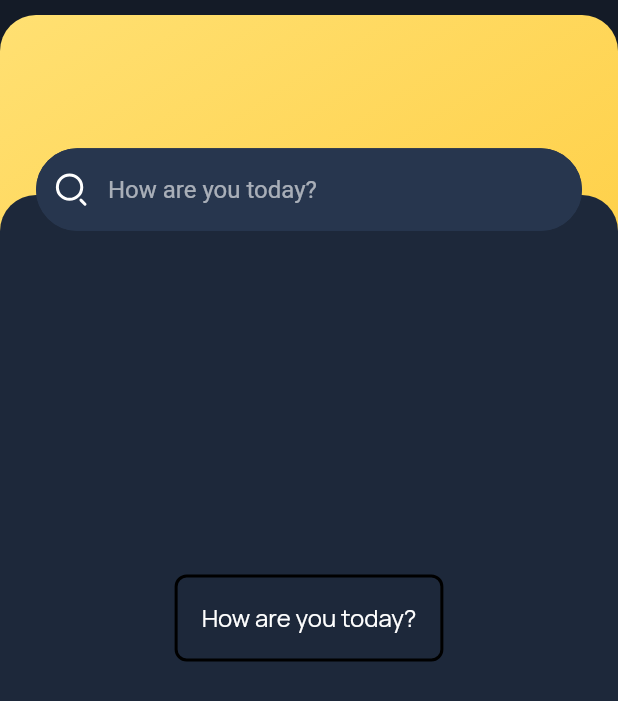
After one commit to fhihung/PTTKTPM_N01_Project_1_PhenikaaCampus, a Flutter app: the NewPostsList screen opened directly, on a phone screen of 412 x 824 dp. The commit adds this screen. Shown: the top 701 px of the screen. Run offline on Flutter 3.47's test engine with Material 2 defaults, Android fonts, the phone set to English and light mode, and no system bars; our stand-ins replace appwrite, carousel_slider, flutter_riverpod, flutter_svg, fpdart, google_fonts and 3 more; missing offline and left inert: any_link_preview, image_picker_android, image_picker_platform_interface, zoom_widget; statements that could not run were skipped.

Commit message:
create UI

```diff
--- a/phenikaa_campus/lib/constants/ui_constant.dart
+++ b/phenikaa_campus/lib/constants/ui_constant.dart
@@ -2,13 +2,13 @@ import 'package:flutter/material.dart';
 import 'package:flutter_svg/svg.dart';
 import 'package:phenikaa_campus/constants/assets_constants.dart';
 import 'package:phenikaa_campus/features/explore/view/explore_view.dart';
-import 'package:phenikaa_campus/features/tweet/widgets/tweet_list.dart';
-import 'package:phenikaa_campus/features/user_profile/view/user_profile_view.dart';
+import 'package:phenikaa_campus/features/tweet/views/list_posts_view.dart';
 import 'package:phenikaa_campus/theme/pallete.dart';
 
 class UIConstants {
   static AppBar appBar() {
     return AppBar(
+      automaticallyImplyLeading: false,  // Loại bỏ Button back
       title: SvgPicture.asset(
         AssetsConstants.phenikaaLogo,
         height: 40,
@@ -21,7 +21,7 @@ class UIConstants {
 
   static List<Widget> bottomTabBarPages = [
     // const Text("Feed Screen"),
-    const TweetList(),
+    const NewPostsList(),
     // const Text("Search Screen"),
     const ExploreView(),
     // const UserProfileView(),
--- /dev/null
+++ b/phenikaa_campus/lib/features/tweet/views/list_posts_view.dart
@@ -0,0 +1,105 @@
+import 'package:flutter/material.dart';
+import 'package:flutter_riverpod/flutter_riverpod.dart';
+import 'package:flutter_svg/svg.dart';
+import 'package:phenikaa_campus/constants/constants.dart';
+import 'package:phenikaa_campus/features/explore/widget/text_form_field_custom.dart';
+import 'package:phenikaa_campus/theme/pallete.dart';
+
+class NewPostsList extends ConsumerStatefulWidget {
+  const NewPostsList({super.key});
+
+  @override
+  ConsumerState<ConsumerStatefulWidget> createState() => _NewPostsListState();
+}
+
+class _NewPostsListState extends ConsumerState<NewPostsList> {
+  @override
+  Widget build(BuildContext context) {
+    Size size = MediaQuery.of(context).size;
+    return Scaffold(
+      body: SizedBox(
+        width: size.width,
+        height: size.height,
+        child: Stack(
+          children: [
+            // Layer 1: Background Image
+            Positioned(
+              top: 10,
+              child: Container(
+                margin: EdgeInsets.symmetric(
+                    // horizontal: 10.0,
+                    ),
+                width: size.width,
+                height: size.height * 0.8,
+                decoration: BoxDecoration(
+                  gradient: Pallete.cardColor,
+                  borderRadius: BorderRadius.circular(24.0),
+                ),
+              ),
+            ),
+            Positioned(
+              top: 130,
+              child: Container(
+                width: size.width,
+                height: size.height,
+                decoration: BoxDecoration(
+                  color: Pallete.rhinoDark700,
+                  borderRadius: BorderRadius.circular(24.0),
+                ),
+              ),
+            ),
+            Column(
+              children: [
+                Container(
+                  margin: EdgeInsets.symmetric(vertical: size.height * 0.12),
+                  child: TextFormFieldCustom(
+                    onChanged: (value) {
+                      setState(() {});
+                    },
+                    controller: SearchController(),
+                    prefixIcon: SvgPicture.asset(
+                      AssetsConstants.searchIcon,
+                      height: 5,
+                      width: 5,
+                      fit: BoxFit.scaleDown,
+                      colorFilter: const ColorFilter.mode(
+                        Pallete.whiteColor,
+                        BlendMode.srcIn,
+                      ),
+                    ),
+                    hintText: "How are you today?",
+                    fillColor: Pallete.textformfieldColor,
+                  ),
+                ),
+              ],
+            ),
+
+            // Quang is coding
+            Stack(
+              children: [
+                Align(
+                  alignment: Alignment.center,
+                  child: Container(
+                    padding: EdgeInsets.all(16.0),
+                    decoration: BoxDecoration(
+                      border: Border.all(
+                        color: Colors.black,
+                        width: 2.0,
+                      ),
+                      borderRadius: BorderRadius.circular(8.0),
+                    ),
+                    child: Text(
+                      "How are you today?",
+                      style: TextStyle(fontSize: 16.0),
+                    ),
+                  ),
+                ),
+                ListView()
+              ],
+            ),
+          ],
+        ),
+      ),
+    );
+  }
+}
```
Also changed, not shown: phenikaa_campus/lib/features/tweet/widgets/new_theme_list.dart (added, +65 -0 lines), 1 other file.
